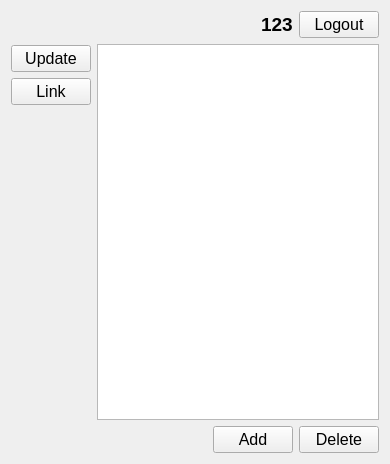
Magzister/crud_desktop, file desktop/ui_files/object_list.ui: the form before one commit.
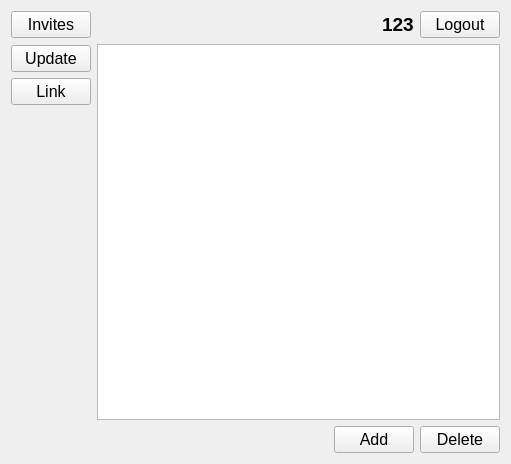
The form after the commit.

What changed in the file:
```diff
--- a/desktop/ui_files/object_list.ui
+++ b/desktop/ui_files/object_list.ui
@@ -6,7 +6,7 @@
    <rect>
     <x>0</x>
     <y>0</y>
-    <width>390</width>
+    <width>511</width>
     <height>464</height>
    </rect>
   </property>
@@ -16,6 +16,19 @@
   <layout class="QVBoxLayout" name="verticalLayout_4">
    <item>
     <layout class="QHBoxLayout" name="horizontalLayout">
+     <item>
+      <widget class="QPushButton" name="invite_list_button">
+       <property name="font">
+        <font>
+         <family>Arial</family>
+         <pointsize>12</pointsize>
+        </font>
+       </property>
+       <property name="text">
+        <string>Invites</string>
+       </property>
+      </widget>
+     </item>
      <item>
       <spacer name="horizontalSpacer_2">
        <property name="orientation">
```
